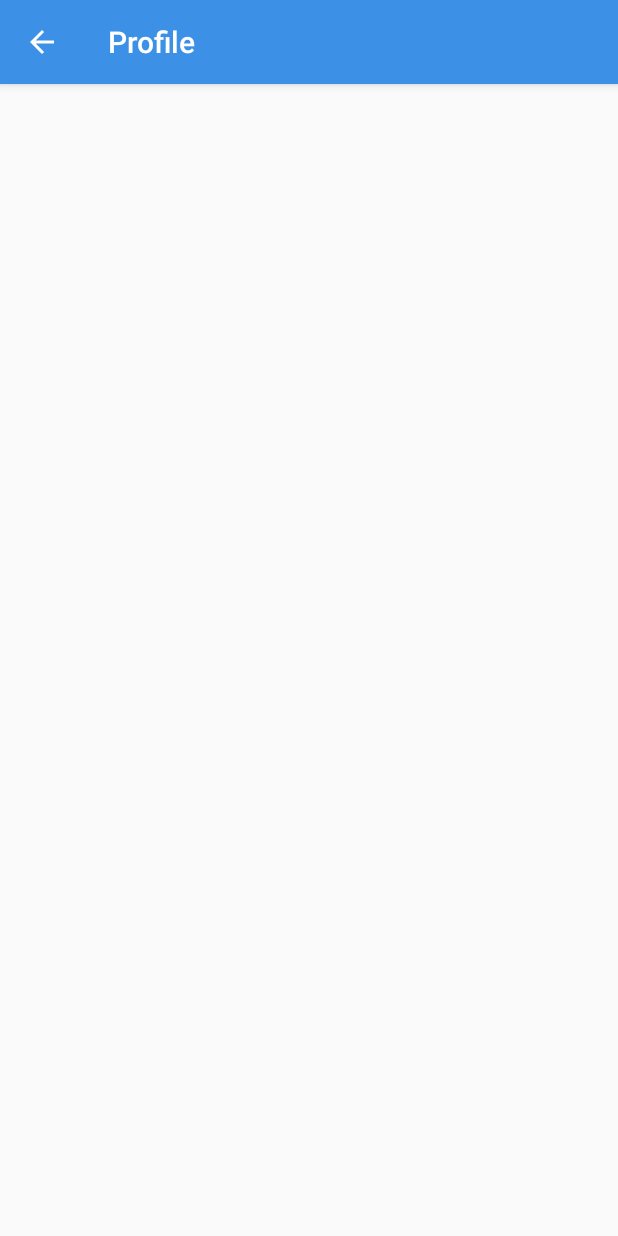
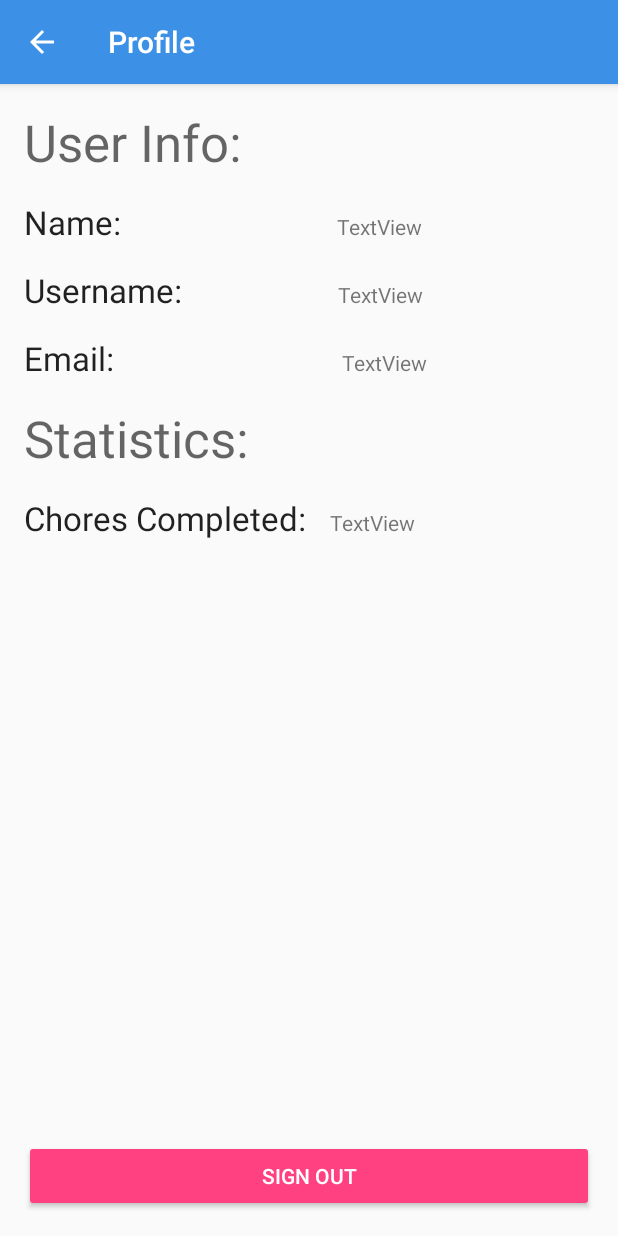
Before and after one commit to Mabrey/HouseKeep, an Android app: the UserProfile screen opened directly, with no data from a screen before it, on a phone screen of 412 x 824 dp. Run offline under Robolectric (Android 15) with nearby library versions, the phone set to English and light mode, and no system bars.

Commit message:
Added Data Fields to User Profile Page
Added fields for all the user data we know we want displayed right now. Need to add more statistics later. Also added a sign out button. The Text Views are in need of alignment

```diff
--- a/app/src/main/java/matt/housekeep/UserProfile.java
+++ b/app/src/main/java/matt/housekeep/UserProfile.java
@@ -1,11 +1,13 @@
 package matt.housekeep;
 
+import android.content.Intent;
 import android.os.Bundle;
 import android.support.design.widget.FloatingActionButton;
 import android.support.design.widget.Snackbar;
 import android.support.v7.app.AppCompatActivity;
 import android.support.v7.widget.Toolbar;
 import android.view.View;
+import android.widget.Button;
 
 public class UserProfile extends AppCompatActivity {
 
@@ -17,6 +19,13 @@ public class UserProfile extends AppCompatActivity {
         setSupportActionBar(toolbar);
 
         getSupportActionBar().setDisplayHomeAsUpEnabled(true);
+
+        Button button= (Button) findViewById(R.id.sign_out);
+        button.setOnClickListener(new View.OnClickListener() {
+            public void onClick(View v) {
+                startActivity(new Intent(UserProfile.this,LoginActivity.class));
+            }
+        });
     }
 
 }
--- a/app/src/main/res/layout/activity_user_profile.xml
+++ b/app/src/main/res/layout/activity_user_profile.xml
@@ -1,5 +1,5 @@
 <?xml version="1.0" encoding="utf-8"?>
-<android.support.design.widget.CoordinatorLayout xmlns:android="http://schemas.android.com/apk/res/android"
+<android.support.constraint.ConstraintLayout xmlns:android="http://schemas.android.com/apk/res/android"
     xmlns:app="http://schemas.android.com/apk/res-auto"
     xmlns:tools="http://schemas.android.com/tools"
     android:layout_width="match_parent"
@@ -7,6 +7,7 @@
     tools:context=".UserProfile">
 
     <android.support.design.widget.AppBarLayout
+        android:id="@+id/appBarLayout"
         android:layout_width="match_parent"
         android:layout_height="wrap_content"
         android:theme="@style/AppTheme.AppBarOverlay">
@@ -14,12 +15,141 @@
         <android.support.v7.widget.Toolbar
             android:id="@+id/toolbar"
             android:layout_width="match_parent"
-            android:layout_height="?attr/actionBarSize"
-            android:background="?attr/colorPrimary"
+            android:layout_height="match_parent"
+            android:background="@color/colorPrimary"
             app:popupTheme="@style/AppTheme.PopupOverlay" />
 
     </android.support.design.widget.AppBarLayout>
 
-    <include layout="@layout/content_user_profile" />
+    <include
+        android:id="@+id/include2"
+        layout="@layout/content_user_profile" />
 
-</android.support.design.widget.CoordinatorLayout>
+    <TextView
+        android:id="@+id/textView8"
+        android:layout_width="wrap_content"
+        android:layout_height="wrap_content"
+        android:layout_marginLeft="16dp"
+        android:layout_marginStart="16dp"
+        android:layout_marginTop="16dp"
+        android:text="@string/user_info_title"
+        android:textAppearance="@style/TextAppearance.AppCompat.Display1"
+        app:layout_constraintStart_toStartOf="parent"
+        app:layout_constraintTop_toBottomOf="@+id/appBarLayout" />
+
+    <TextView
+        android:id="@+id/textView9"
+        android:layout_width="wrap_content"
+        android:layout_height="wrap_content"
+        android:layout_marginLeft="16dp"
+        android:layout_marginStart="16dp"
+        android:layout_marginTop="16dp"
+        android:text="@string/name_field"
+        android:textAppearance="@style/TextAppearance.AppCompat.Large"
+        app:layout_constraintStart_toStartOf="parent"
+        app:layout_constraintTop_toBottomOf="@+id/textView8" />
+
+    <TextView
+        android:id="@+id/textView10"
+        android:layout_width="wrap_content"
+        android:layout_height="wrap_content"
+        android:layout_marginLeft="16dp"
+        android:layout_marginStart="16dp"
+        android:layout_marginTop="16dp"
+        android:text="@string/username_field"
+        android:textAppearance="@style/TextAppearance.AppCompat.Large"
+        app:layout_constraintStart_toStartOf="parent"
+        app:layout_constraintTop_toBottomOf="@+id/textView9" />
+
+    <TextView
+        android:id="@+id/textView11"
+        android:layout_width="wrap_content"
+        android:layout_height="wrap_content"
+        android:layout_marginLeft="16dp"
+        android:layout_marginStart="16dp"
+        android:layout_marginTop="16dp"
+        android:text="@string/email_field"
+        android:textAppearance="@style/TextAppearance.AppCompat.Large"
+        app:layout_constraintStart_toStartOf="parent"
+        app:layout_constraintTop_toBottomOf="@+id/textView10" />
+
+    <TextView
+        android:id="@+id/textView13"
+        android:layout_width="wrap_content"
+        android:layout_height="wrap_content"
+        android:layout_marginLeft="16dp"
+        android:layout_marginStart="16dp"
+        android:layout_marginTop="16dp"
+        android:text="@string/statistics_title"
+        android:textAppearance="@style/TextAppearance.AppCompat.Display1"
+        app:layout_constraintStart_toStartOf="@+id/include2"
+        app:layout_constraintTop_toBottomOf="@+id/textView11" />
+
+    <TextView
+        android:id="@+id/textView14"
+        android:layout_width="wrap_content"
+        android:layout_height="wrap_content"
+        android:layout_marginLeft="16dp"
+        android:layout_marginStart="16dp"
+        android:layout_marginTop="16dp"
+        android:text="@string/chores_completed_field"
+        android:textAppearance="@style/TextAppearance.AppCompat.Large"
+        app:layout_constraintStart_toStartOf="parent"
+        app:layout_constraintTop_toBottomOf="@+id/textView13" />
+
+    <TextView
+        android:id="@+id/textView16"
+        android:layout_width="wrap_content"
+        android:layout_height="wrap_content"
+        android:layout_marginLeft="144dp"
+        android:layout_marginStart="144dp"
+        android:text="TextView"
+        app:layout_constraintBaseline_toBaselineOf="@+id/textView9"
+        app:layout_constraintStart_toEndOf="@+id/textView9" />
+
+    <TextView
+        android:id="@+id/textView17"
+        android:layout_width="wrap_content"
+        android:layout_height="wrap_content"
+        android:layout_marginLeft="104dp"
+        android:layout_marginStart="104dp"
+        android:text="TextView"
+        app:layout_constraintBaseline_toBaselineOf="@+id/textView10"
+        app:layout_constraintStart_toEndOf="@+id/textView10" />
+
+    <TextView
+        android:id="@+id/textView18"
+        android:layout_width="wrap_content"
+        android:layout_height="wrap_content"
+        android:layout_marginLeft="152dp"
+        android:layout_marginStart="152dp"
+        android:text="TextView"
+        app:layout_constraintBaseline_toBaselineOf="@+id/textView11"
+        app:layout_constraintStart_toEndOf="@+id/textView11" />
+
+    <TextView
+        android:id="@+id/textView19"
+        android:layout_width="wrap_content"
+        android:layout_height="wrap_content"
+        android:layout_marginLeft="16dp"
+        android:layout_marginStart="16dp"
+        android:text="TextView"
+        app:layout_constraintBaseline_toBaselineOf="@+id/textView14"
+        app:layout_constraintStart_toEndOf="@+id/textView14" />
+
+    <Button
+        android:id="@+id/sign_out"
+        style="@style/Widget.AppCompat.Button.Colored"
+        android:layout_width="0dp"
+        android:layout_height="wrap_content"
+        android:layout_marginBottom="16dp"
+        android:layout_marginEnd="16dp"
+        android:layout_marginLeft="16dp"
+        android:layout_marginRight="16dp"
+        android:layout_marginStart="16dp"
+        android:text="@string/sign_out_button"
+        app:layout_constraintBottom_toBottomOf="parent"
+        app:layout_constraintEnd_toEndOf="parent"
+        app:layout_constraintStart_toStartOf="parent" />
+
+</android.support.constraint.ConstraintLayout>
--- a/app/src/main/res/values/strings.xml
+++ b/app/src/main/res/values/strings.xml
@@ -28,7 +28,15 @@
     <string name="sign_up">Sign Up</string>
     <string name="title_activity_home">This is Home</string>
     <string name="home_page">Home</string>
+    <!-- Strings related to UserProfile -->
     <string name="title_activity_user_profile">Profile</string>
+    <string name="name_field">Name:</string>
+    <string name="username_field">Username:</string>
+    <string name="chores_completed_field">Chores Completed:</string>
+    <string name="statistics_title">Statistics:</string>
+    <string name="user_info_title">User Info:</string>
+    <string name="email_field">Email:</string>
+    <string name="sign_out_button">Sign Out</string>
 
 
 </resources>
```
